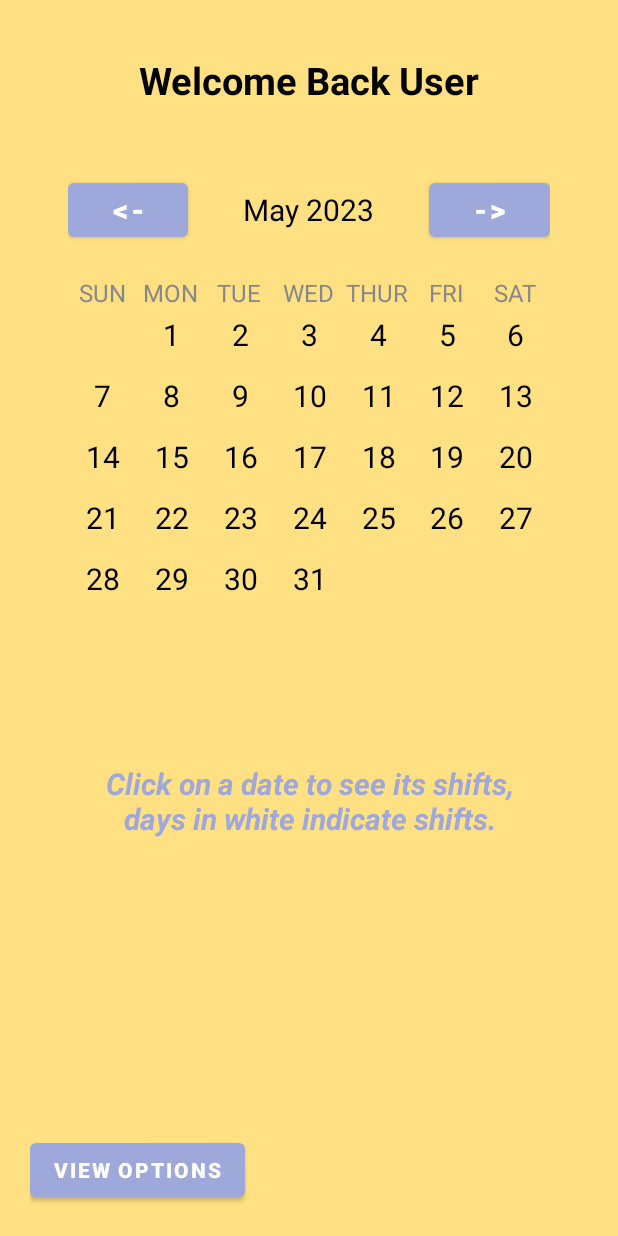
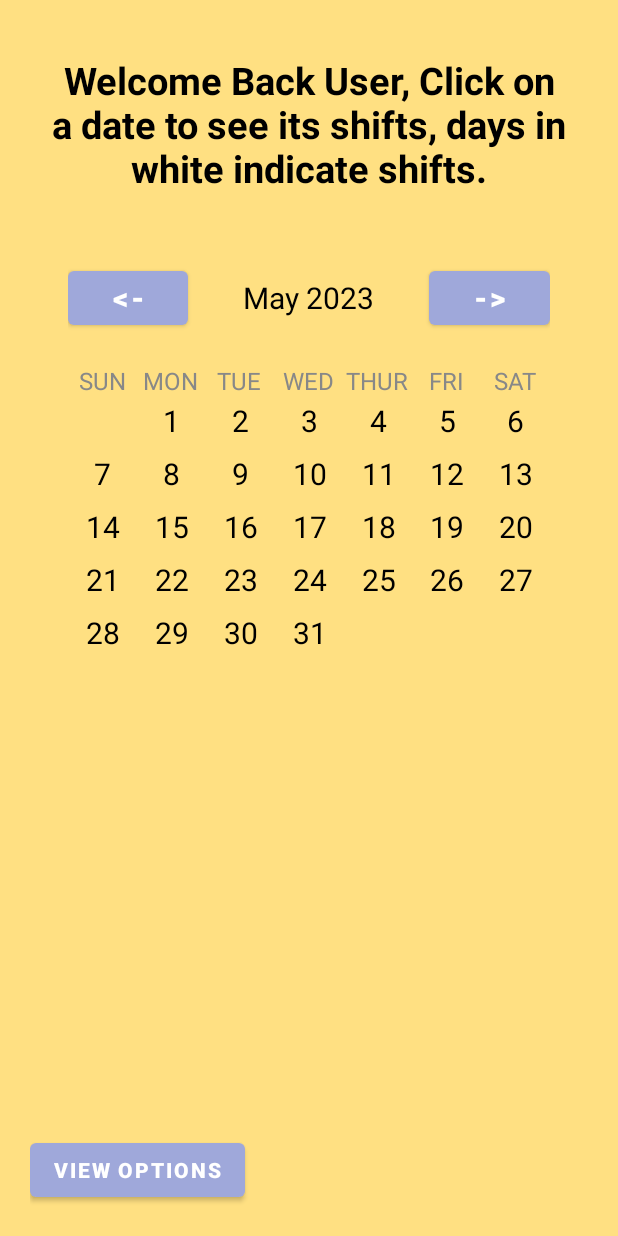
Before and after one commit to YairZeruya/FollowYourShifts, an Android app: the screen it shows after launch (MainActivity), on a phone screen of 412 x 824 dp. Run offline under Robolectric (Android 15) with nearby library versions, the light colour scheme and no system bars.

Commit message:
view changes

```diff
--- a/app/src/main/java/com/example/followyourshifts/Fragments/ShiftFragment.java
+++ b/app/src/main/java/com/example/followyourshifts/Fragments/ShiftFragment.java
@@ -19,6 +19,7 @@ import com.example.followyourshifts.R;
 import com.example.followyourshifts.SignalGenerator;
 
 import java.time.LocalDate;
+import java.time.format.DateTimeFormatter;
 import java.util.ArrayList;
 
 public class ShiftFragment extends Fragment implements CalendarCallBack {
@@ -73,9 +74,11 @@ public class ShiftFragment extends Fragment implements CalendarCallBack {
             }
         }
 
+        DateTimeFormatter formatter = DateTimeFormatter.ofPattern("dd / MMMM / yyyy");
+        String newMessage = selectedDate.format(formatter);
+        start_message.setText(newMessage + " Shifts: ");
         // Update the RecyclerView with the filtered shifts
         shiftAdapter.notifyDataSetChanged();
-
         // Show a toast if no shifts are available for the selected date
         if (displayedShifts.isEmpty()) {
             SignalGenerator.getInstance().toast("No shifts available for selected date", Toast.LENGTH_SHORT);
--- /dev/null
+++ b/app/src/main/res/drawable/calendar_item_selector.xml
@@ -0,0 +1,4 @@
+<selector xmlns:android="http://schemas.android.com/apk/res/android">
+    <item android:state_pressed="true" android:drawable="@color/blue_800" />
+    <item android:drawable="@android:color/transparent" />
+</selector>
--- /dev/null
+++ b/app/src/main/res/drawable/card_view_selector.xml
@@ -0,0 +1,4 @@
+<selector xmlns:android="http://schemas.android.com/apk/res/android">
+    <item android:state_pressed="true" android:drawable="@color/blue_800" />
+    <item android:drawable="@color/blue_300" />
+</selector>
--- a/app/src/main/res/layout/activity_main.xml
+++ b/app/src/main/res/layout/activity_main.xml
@@ -13,7 +13,7 @@
         android:layout_height="wrap_content"
         android:layout_gravity="center_horizontal"
         android:gravity="center"
-        android:text="Welcome Back User"
+        android:text="Welcome Back User, Click on a date to see its shifts, days in white indicate shifts."
         android:textSize="25sp"
         android:textStyle="bold"
         android:layout_marginTop="16dp"
--- a/app/src/main/res/layout/calender_item.xml
+++ b/app/src/main/res/layout/calender_item.xml
@@ -16,6 +16,8 @@
         app:layout_constraintTop_toTopOf="parent"
         app:layout_constraintRight_toRightOf="parent"
         app:layout_constraintLeft_toLeftOf="parent"
-        app:layout_constraintVertical_bias="0.25"/>
+        app:layout_constraintVertical_bias="0.25"
+        android:background="@drawable/calendar_item_selector"
+        android:foreground="?android:attr/selectableItemBackground"/>
 
 </androidx.constraintlayout.widget.ConstraintLayout>
--- a/app/src/main/res/layout/shifts_fragment.xml
+++ b/app/src/main/res/layout/shifts_fragment.xml
@@ -9,7 +9,7 @@
         android:id="@+id/start_message"
         android:layout_width="wrap_content"
         android:layout_height="wrap_content"
-        android:text="Click on a date to see its shifts, days in white indicate shifts."
+        android:text=""
         android:gravity="center"
         android:layout_gravity="center"
         android:layout_alignParentTop="true"
--- a/app/src/main/res/layout/workplace_item.xml
+++ b/app/src/main/res/layout/workplace_item.xml
@@ -12,7 +12,10 @@
     <RelativeLayout
         android:id="@+id/workplace_layout"
         android:layout_width="match_parent"
-        android:layout_height="wrap_content">
+        android:layout_height="wrap_content"
+        android:background="@drawable/card_view_selector"
+        android:foreground="?android:attr/selectableItemBackground"
+        android:foregroundGravity="center">
 
         <com.google.android.material.imageview.ShapeableImageView
             android:id="@+id/shift_IMG_clock"
--- a/app/src/main/res/values/colors.xml
+++ b/app/src/main/res/values/colors.xml
@@ -5,4 +5,5 @@
     <color name="white">#FFFFFFFF</color>
     <color name="orange_300">#FFE082</color>
     <color name="blue_300">#9FA8DA</color>
+    <color name="blue_800">#3190BB</color>
 </resources>
```
